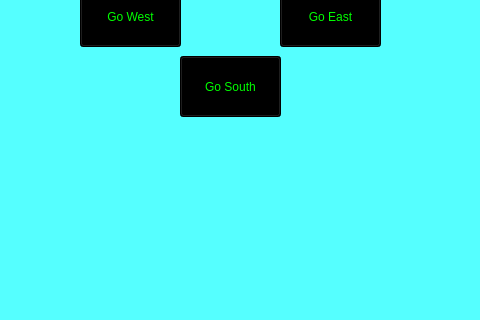
Old version of the form mainwindow.ui in the repository Clevercael1/ZorkProject; both pictures show x 320 to 800 and y 94 to 414 of the 800 by 600 pixel window.
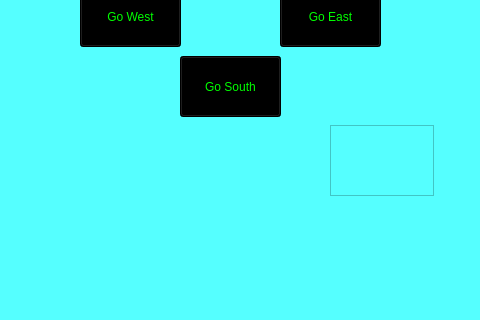
New version of the form.

Commit message: added wordle - still needs full implementation

```diff
--- a/mainwindow.ui
+++ b/mainwindow.ui
@@ -219,6 +219,16 @@
      <string/>
     </property>
    </widget>
+   <widget class="QTextEdit" name="WordleInput">
+    <property name="geometry">
+     <rect>
+      <x>650</x>
+      <y>219</y>
+      <width>104</width>
+      <height>71</height>
+     </rect>
+    </property>
+   </widget>
    <zorder>MainOutput</zorder>
    <zorder>pushSouth</zorder>
    <zorder>pushWest</zorder>
```
Left out of the diff: 1 changed line with no effect on the pictures. The commit also changes 5 other files.
